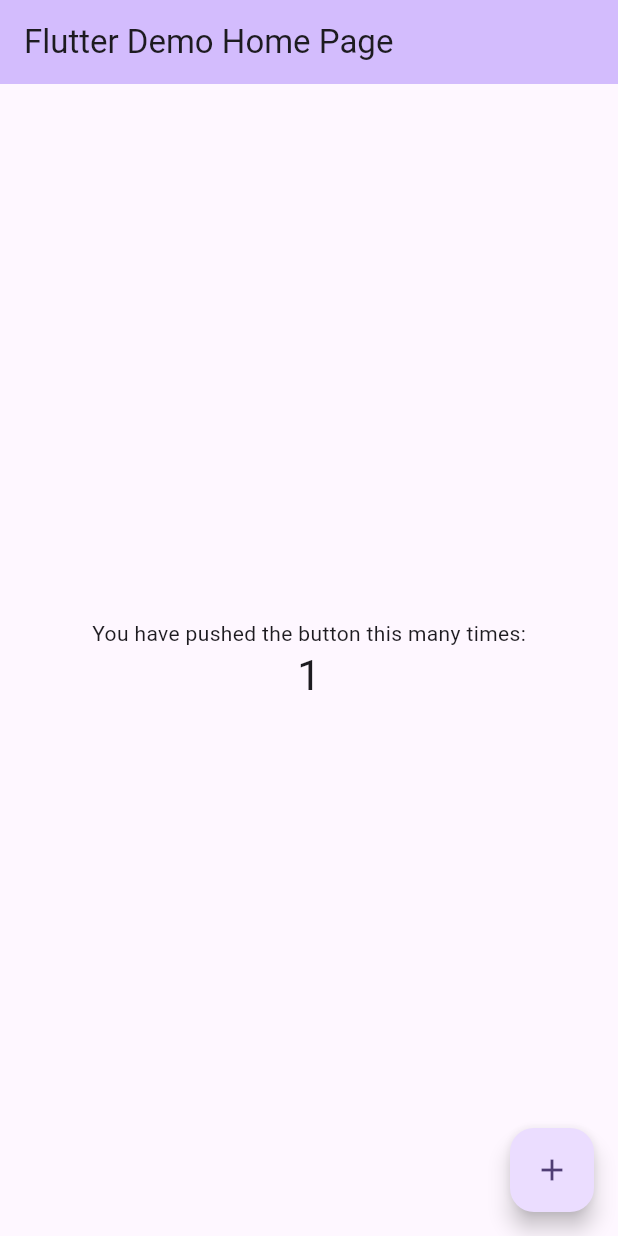
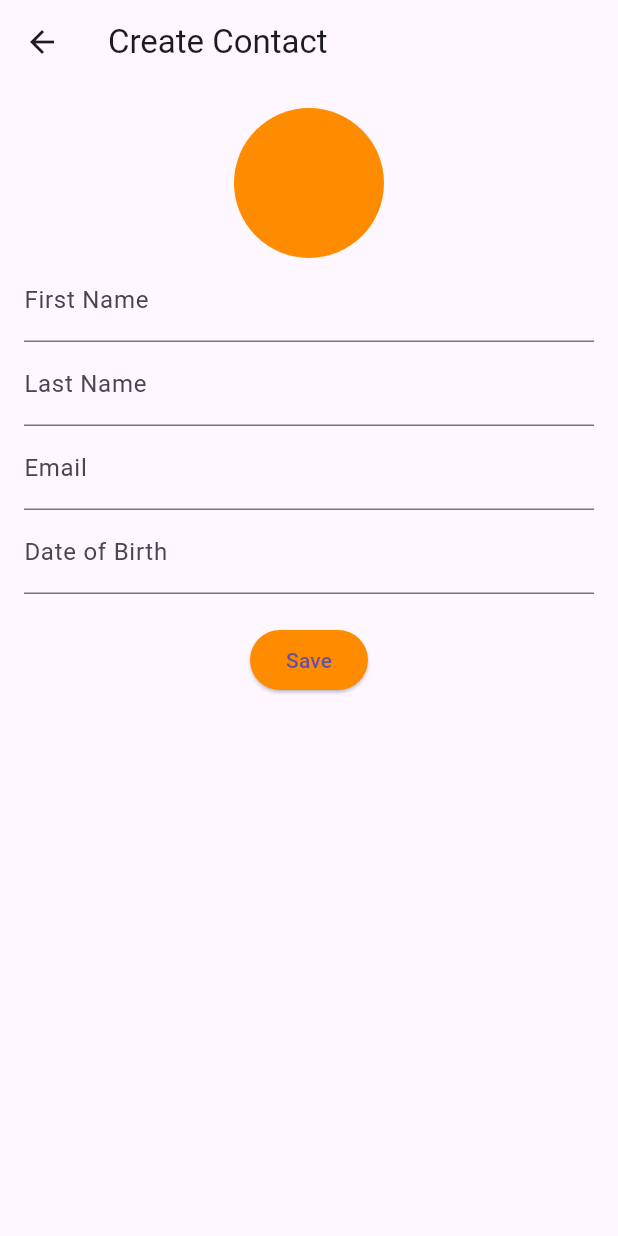
Before and after one commit to IzraelAA/contacts_app, a Flutter app: the screen it shows after launch, after a tap on the "add" icon, on a phone screen of 412 x 824 dp. Run offline on Flutter 3.47's test engine with Material 3 defaults, Android fonts, the phone set to English and light mode, and no system bars.

Commit message:
end commit

```diff
--- /dev/null
+++ b/lib/controllers/contacts_controller.dart
@@ -0,0 +1,45 @@
+import 'dart:convert';
+import 'package:flutter/material.dart';
+import 'package:flutter/services.dart';
+import '../models/contact.dart';
+
+class ContactsController with ChangeNotifier {
+  List<Contact> _contacts = [];
+  List<Contact> _filteredContacts = [];
+
+  List<Contact> get contacts => _filteredContacts;
+
+  Future<void> loadContacts() async {
+    final String response = await rootBundle.loadString('assets/json/data.json');
+    final data = await json.decode(response) as List;
+    _contacts = data.map((contact) => Contact.fromJson(contact)).toList();
+    _filteredContacts = _contacts;
+    notifyListeners();
+  }
+
+  void updateContact(int index, Contact updatedContact) {
+    _contacts[index] = updatedContact;
+    _filteredContacts = _contacts;
+    notifyListeners();
+  }
+
+  void addContact(Contact newContact) {
+    _contacts.add(newContact);
+    _filteredContacts = _contacts;
+    notifyListeners();
+  }
+
+  void filterContacts(String query) {
+    if (query.isEmpty) {
+      _filteredContacts = _contacts;
+    } else {
+      _filteredContacts = _contacts
+          .where((contact) =>
+      contact.firstName.toLowerCase().contains(query.toLowerCase()) ||
+          contact.lastName.toLowerCase().contains(query.toLowerCase()) ||
+          (contact.email.toLowerCase().contains(query.toLowerCase()) ?? false))
+          .toList();
+    }
+    notifyListeners();
+  }
+}
--- a/lib/main.dart
+++ b/lib/main.dart
@@ -1,4 +1,7 @@
 import 'package:flutter/material.dart';
+import 'package:provider/provider.dart';
+import 'controllers/contacts_controller.dart';
+import 'views/list_contact_screen.dart';
 
 void main() {
   runApp(const MyApp());
@@ -7,119 +10,17 @@ void main() {
 class MyApp extends StatelessWidget {
   const MyApp({super.key});
 
-  // This widget is the root of your application.
   @override
   Widget build(BuildContext context) {
-    return MaterialApp(
-      title: 'Flutter Demo',
-      theme: ThemeData(
-        // This is the theme of your application.
-        //
-        // TRY THIS: Try running your application with "flutter run". You'll see
-        // the application has a purple toolbar. Then, without quitting the app,
-        // try changing the seedColor in the colorScheme below to Colors.green
-        // and then invoke "hot reload" (save your changes or press the "hot
-        // reload" button in a Flutter-supported IDE, or press "r" if you used
-        // the command line to start the app).
-        //
-        // Notice that the counter didn't reset back to zero; the application
-        // state is not lost during the reload. To reset the state, use hot
-        // restart instead.
-        //
-        // This works for code too, not just values: Most code changes can be
-        // tested with just a hot reload.
-        colorScheme: ColorScheme.fromSeed(seedColor: Colors.deepPurple),
-        useMaterial3: true,
+    return ChangeNotifierProvider(
+      create: (context) => ContactsController()..loadContacts(),
+      child: MaterialApp(
+        title: 'Contacts App',
+        theme: ThemeData(
+          primarySwatch: Colors.orange,
+        ),
+        home: ListContactScreen(),
       ),
-      home: const MyHomePage(title: 'Flutter Demo Home Page'),
     );
   }
 }
-
-class MyHomePage extends StatefulWidget {
-  const MyHomePage({super.key, required this.title});
-
-  // This widget is the home page of your application. It is stateful, meaning
-  // that it has a State object (defined below) that contains fields that affect
-  // how it looks.
-
-  // This class is the configuration for the state. It holds the values (in this
-  // case the title) provided by the parent (in this case the App widget) and
-  // used by the build method of the State. Fields in a Widget subclass are
-  // always marked "final".
-
-  final String title;
-
-  @override
-  State<MyHomePage> createState() => _MyHomePageState();
-}
-
-class _MyHomePageState extends State<MyHomePage> {
-  int _counter = 0;
-
-  void _incrementCounter() {
-    setState(() {
-      // This call to setState tells the Flutter framework that something has
-      // changed in this State, which causes it to rerun the build method below
-      // so that the display can reflect the updated values. If we changed
-      // _counter without calling setState(), then the build method would not be
-      // called again, and so nothing would appear to happen.
-      _counter++;
-    });
-  }
-
-  @override
-  Widget build(BuildContext context) {
-    // This method is rerun every time setState is called, for instance as done
-    // by the _incrementCounter method above.
-    //
-    // The Flutter framework has been optimized to make rerunning build methods
-    // fast, so that you can just rebuild anything that needs updating rather
-    // than having to individually change instances of widgets.
-    return Scaffold(
-      appBar: AppBar(
-        // TRY THIS: Try changing the color here to a specific color (to
-        // Colors.amber, perhaps?) and trigger a hot reload to see the AppBar
-        // change color while the other colors stay the same.
-        backgroundColor: Theme.of(context).colorScheme.inversePrimary,
-        // Here we take the value from the MyHomePage object that was created by
-        // the App.build method, and use it to set our appbar title.
-        title: Text(widget.title),
-      ),
-      body: Center(
-        // Center is a layout widget. It takes a single child and positions it
-        // in the middle of the parent.
-        child: Column(
-          // Column is also a layout widget. It takes a list of children and
-          // arranges them vertically. By default, it sizes itself to fit its
-          // children horizontally, and tries to be as tall as its parent.
-          //
-          // Column has various properties to control how it sizes itself and
-          // how it positions its children. Here we use mainAxisAlignment to
-          // center the children vertically; the main axis here is the vertical
-          // axis because Columns are vertical (the cross axis would be
-          // horizontal).
-          //
-          // TRY THIS: Invoke "debug painting" (choose the "Toggle Debug Paint"
-          // action in the IDE, or press "p" in the console), to see the
-          // wireframe for each widget.
-          mainAxisAlignment: MainAxisAlignment.center,
-          children: <Widget>[
-            const Text(
-              'You have pushed the button this many times:',
-            ),
-            Text(
-              '$_counter',
-              style: Theme.of(context).textTheme.headlineMedium,
-            ),
-          ],
-        ),
-      ),
-      floatingActionButton: FloatingActionButton(
-        onPressed: _incrementCounter,
-        tooltip: 'Increment',
-        child: const Icon(Icons.add),
-      ), // This trailing comma makes auto-formatting nicer for build methods.
-    );
-  }
-}
--- /dev/null
+++ b/lib/models/contact.dart
@@ -0,0 +1,35 @@
+class Contact {
+  String id;
+  String firstName;
+  String lastName;
+  String email;
+  String dob;
+
+  Contact({
+    required this.id,
+    required this.firstName,
+    required this.lastName,
+    this.email = '',
+    this.dob = '',
+  });
+
+  factory Contact.fromJson(Map<String, dynamic> json) {
+    return Contact(
+      id: json['id'],
+      firstName: json['firstName'],
+      lastName: json['lastName'],
+      email: json['email'] ?? '',
+      dob: json['dob'] ?? '',
+    );
+  }
+
+  Map<String, dynamic> toJson() {
+    return {
+      'id': id,
+      'firstName': firstName,
+      'lastName': lastName,
+      'email': email,
+      'dob': dob,
+    };
+  }
+}
--- /dev/null
+++ b/lib/utils/app_color.dart
@@ -0,0 +1,5 @@
+import 'dart:ui';
+
+class AppColor{
+  static Color primary = const Color(0xFFFF8C00);
+}
--- /dev/null
+++ b/lib/views/detail_contact_screen.dart
@@ -0,0 +1,135 @@
+import 'package:contacts_app/utils/app_color.dart';
+import 'package:flutter/material.dart';
+import 'package:provider/provider.dart';
+
+import '../controllers/contacts_controller.dart';
+import '../models/contact.dart';
+
+enum DetailContentType { edit, create }
+
+class DetailContactScreen extends StatefulWidget {
+  final Contact contact;
+  final int index;
+  final DetailContentType contentType;
+
+  const DetailContactScreen({
+    super.key,
+    required this.contact,
+    required this.index,
+    required this.contentType,
+  });
+
+  @override
+  DetailContactScreenState createState() => DetailContactScreenState();
+}
+
+class DetailContactScreenState extends State<DetailContactScreen> {
+  final _formKey = GlobalKey<FormState>();
+  late TextEditingController _firstNameController;
+  late TextEditingController _lastNameController;
+  late TextEditingController _emailController;
+  late TextEditingController _dobController;
+
+  @override
+  void initState() {
+    super.initState();
+    _firstNameController =
+        TextEditingController(text: widget.contact.firstName);
+    _lastNameController = TextEditingController(text: widget.contact.lastName);
+    _emailController = TextEditingController(text: widget.contact.email);
+    _dobController = TextEditingController(text: widget.contact.dob);
+  }
+
+  @override
+  void dispose() {
+    _firstNameController.dispose();
+    _lastNameController.dispose();
+    _emailController.dispose();
+    _dobController.dispose();
+    super.dispose();
+  }
+
+  @override
+  Widget build(BuildContext context) {
+    final contactsController =
+        Provider.of<ContactsController>(context, listen: false);
+
+    return Scaffold(
+      appBar: AppBar(
+        title: Text(
+            '${widget.contentType == DetailContentType.edit ? 'Edit' : 'Create'} Contact'),
+      ),
+      body: SingleChildScrollView(
+        child: Padding(
+          padding: const EdgeInsets.all(16.0),
+          child: Form(
+            key: _formKey,
+            child: Column(
+              children: [
+                Container(
+                  width: 100,
+                  height: 100,
+                  decoration: BoxDecoration(
+                      borderRadius: BorderRadius.circular(100),
+                      color: AppColor.primary),
+                ),
+                TextFormField(
+                  controller: _firstNameController,
+                  decoration: const InputDecoration(labelText: 'First Name'),
+                  validator: (value) {
+                    if (value == null || value.isEmpty) {
+                      return 'Please enter first name';
+                    }
+                    return null;
+                  },
+                ),
+                TextFormField(
+                  controller: _lastNameController,
+                  decoration: const InputDecoration(labelText: 'Last Name'),
+                  validator: (value) {
+                    if (value == null || value.isEmpty) {
+                      return 'Please enter last name';
+                    }
+                    return null;
+                  },
+                ),
+                TextFormField(
+                  controller: _emailController,
+                  decoration: const InputDecoration(labelText: 'Email'),
+                ),
+                TextFormField(
+                  controller: _dobController,
+                  decoration: const InputDecoration(labelText: 'Date of Birth'),
+                ),
+                const SizedBox(height: 20),
+                ElevatedButton(
+                  onPressed: () {
+                    if (_formKey.currentState!.validate()) {
+                      final updatedContact = Contact(
+                        id: widget.contact.id,
+                        firstName: _firstNameController.text,
+                        lastName: _lastNameController.text,
+                        email: _emailController.text,
+                        dob: _dobController.text,
+                      );
+                      if (widget.contentType == DetailContentType.edit) {
+                        contactsController.updateContact(
+                            widget.index, updatedContact);
+                        Navigator.pop(context);
+                      } else {
+                        contactsController.addContact(updatedContact);
+                      }
+                    }
+                  },
+                  style: ElevatedButton.styleFrom(
+                      backgroundColor: AppColor.primary),
+                  child: const Text('Save'),
+                ),
+              ],
+            ),
+          ),
+        ),
+      ),
+    );
+  }
+}
--- /dev/null
+++ b/lib/views/list_contact_screen.dart
@@ -0,0 +1,117 @@
+import 'package:contacts_app/models/contact.dart';
+import 'package:contacts_app/utils/app_color.dart';
+import 'package:contacts_app/views/detail_contact_screen.dart';
+import 'package:flutter/material.dart';
+import 'package:provider/provider.dart';
+
+import '../controllers/contacts_controller.dart';
+
+class ListContactScreen extends StatelessWidget {
+  const ListContactScreen({super.key});
+
+  @override
+  Widget build(BuildContext context) {
+    final contactsController = Provider.of<ContactsController>(context);
+
+    return Scaffold(
+      appBar: AppBar(
+        title: const Text('Contacts'),
+        centerTitle: true,
+        actions: [
+          IconButton(
+            icon: Icon(Icons.add, color: AppColor.primary),
+            onPressed: () {
+              Navigator.push(
+                context,
+                MaterialPageRoute(
+                  builder: (context) => DetailContactScreen(
+                    contact: Contact(id: "", firstName: "", lastName: ""),
+                    contentType: DetailContentType.create,
+                    index: 0,
+                  ),
+                ),
+              );
+            },
+          ),
+        ],
+      ),
+      body: Column(
+        children: [
+          Padding(
+            padding: const EdgeInsets.all(8.0),
+            child: TextField(
+              onChanged: (value) {
+                contactsController.filterContacts(value);
+              },
+              decoration: InputDecoration(
+                labelText: 'Search',
+                prefixIcon: Icon(Icons.search),
+                border: OutlineInputBorder(
+                  borderRadius: BorderRadius.all(Radius.circular(25.0)),
+                ),
+              ),
+            ),
+          ),
+          Expanded(
+            child: RefreshIndicator(
+              onRefresh: contactsController.loadContacts,
+              child: GridView.builder(
+                gridDelegate: const SliverGridDelegateWithFixedCrossAxisCount(
+                  crossAxisCount: 2, // Number of columns
+                  crossAxisSpacing: 4.0, // Horizontal space between items
+                  mainAxisSpacing: 4.0, // Vertical space between items
+                  childAspectRatio: 1, // Ratio to make items rectangular (adjust as needed)
+                ),
+                itemCount: contactsController.contacts.length,
+                itemBuilder: (context, index) {
+                  final contact = contactsController.contacts[index];
+                  return GestureDetector(
+                    onTap: () {
+                      Navigator.push(
+                        context,
+                        MaterialPageRoute(
+                          builder: (context) => DetailContactScreen(
+                            contact: contact,
+                            contentType: DetailContentType.edit,
+                            index: index,
+                          ),
+                        ),
+                      );
+                    },
+                    child: Card(
+                      child: Padding(
+                        padding: const EdgeInsets.all(8.0),
+                        child: Column(
+                          mainAxisAlignment: MainAxisAlignment.center,
+                          crossAxisAlignment: CrossAxisAlignment.center,
+                          children: [
+                            Container(
+                              width: 50,
+                              height: 50,
+                              color: AppColor.primary,
+                            ),
+                            Text(
+                              '${contact.firstName} ${contact.lastName}',
+                              style: const TextStyle(
+                                fontWeight: FontWeight.bold,
+                              ),
+                            ),
+                            if (contact.email.isNotEmpty)
+                              Text(
+                                contact.email,
+                                textAlign: TextAlign.center,
+                              ),
+                          ],
+                        ),
+                      ),
+                    ),
+                  );
+                },
+              ),
+            ),
+          ),
+        ],
+      ),
+    );
+  }
+}
```
Also changed, not shown: assets/json/data.json (added, +136 -0 lines), pubspec.yaml (+2 -30 lines).
